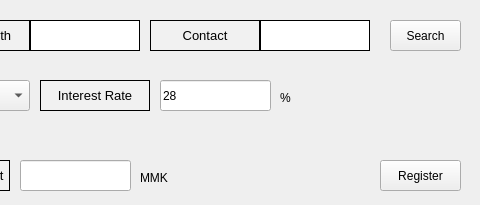
The window that src/pages/overdue/overdue_loan_registration.ui (DY-Microfinance-Customer-Management/dymf-algorithm) describes before a commit, drawn with Qt 5; both pictures show x 690 to 1170 and y 0 to 205 of the 1170 by 205 pixel window.
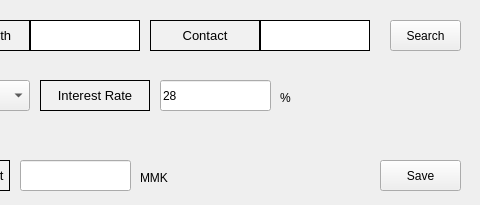
The same window after the commit.

The edit to the form file:
```diff
--- a/src/pages/overdue/overdue_loan_registration.ui
+++ b/src/pages/overdue/overdue_loan_registration.ui
@@ -861,7 +861,7 @@
      </rect>
     </property>
     <property name="text">
-     <string>Register</string>
+     <string>Save</string>
     </property>
    </widget>
   </widget>
```
Left out of the diff: 4 changed lines with no effect on the pictures.
